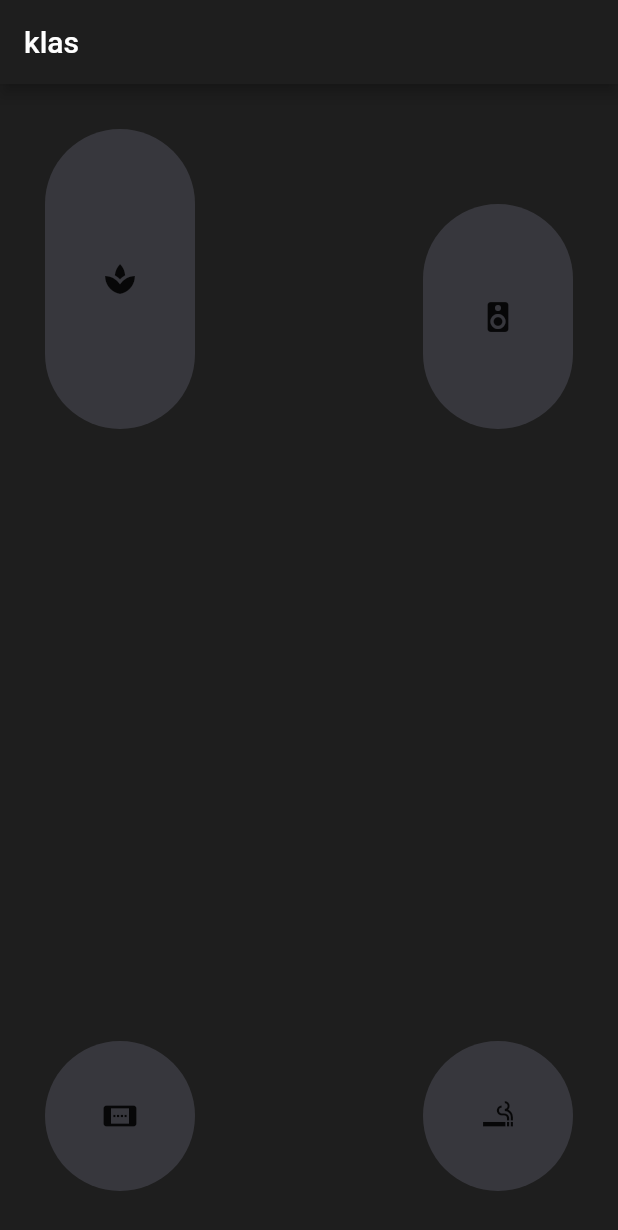
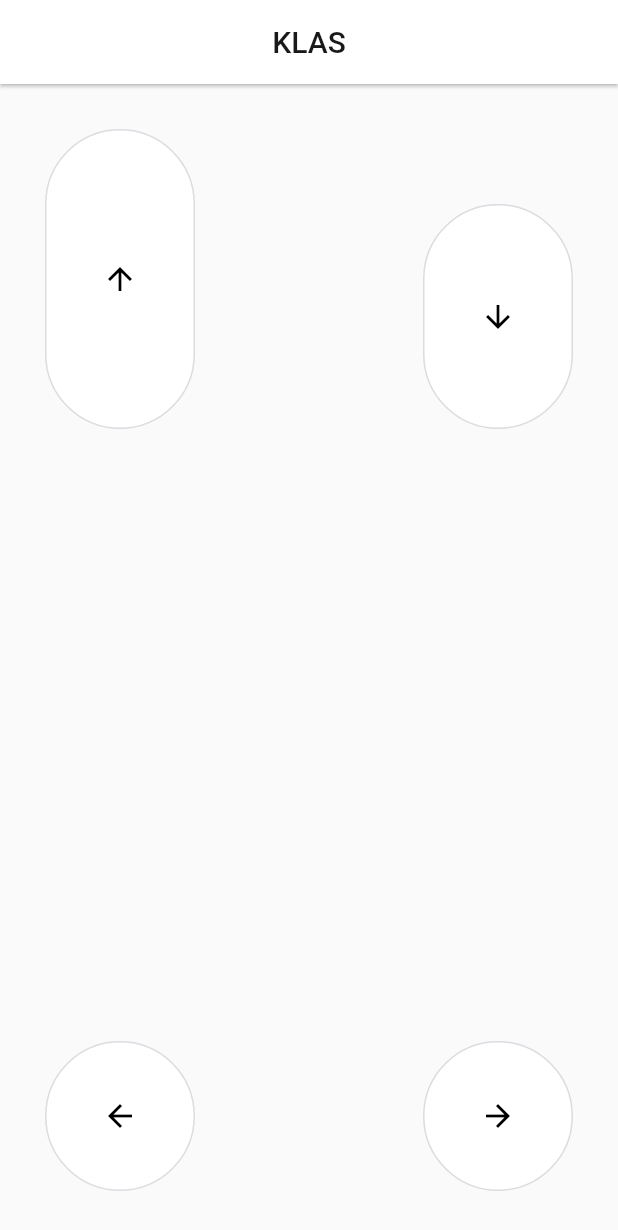
Before and after one commit to mebn/klasApp, a Flutter app: the screen it shows after launch, on a phone screen of 412 x 824 dp. Shown: the top 1230 px of the screen. Run offline on Flutter 3.47's test engine with Material 2 defaults, Android fonts, the phone set to English and light mode, and no system bars; missing offline and left inert: flutter_socket_io.

Commit message:
redesign to everything

```diff
--- a/lib/AwesomeButton.dart
+++ b/lib/components/AwesomeButton.dart
@@ -1,5 +1,5 @@
 import 'package:flutter/material.dart';
-import 'globals.dart' as globals;
+import '../globals.dart' as globals;
 
 class AwesomeButton extends StatefulWidget {
   // props
@@ -23,14 +23,14 @@ class AwesomeButton extends StatefulWidget {
 }
 
 class _AwesomeButtonState extends State<AwesomeButton> {
-  Color color = Color(0xFF37373d);
+  Color color = Colors.white;
   _hold(){
     setState(() {
       if(widget.direction == 'forward'){ globals.forward = true; }
       if(widget.direction == 'backward'){ globals.backward = true; }
       if(widget.direction == 'left'){ globals.left = true; }
       if(widget.direction == 'right'){ globals.right = true; }
-      color = Color(0xFF252526);
+      color = Color(0xFFdadce0);
     });
   }
 
@@ -40,25 +40,28 @@ class _AwesomeButtonState extends State<AwesomeButton> {
       if(widget.direction == 'backward'){ globals.backward = false; }
       if(widget.direction == 'left'){ globals.left = false; }
       if(widget.direction == 'right'){ globals.right = false; }
-      color = Color(0xFF37373d);
+      color = Colors.white;
     });
   }
-
   @override
   Widget build(BuildContext context) {
-    return new GestureDetector(
+    return GestureDetector(
       onTapDown: (_) => _hold(),
       onTapUp: (_) => _release(),
       onTapCancel: () => _release(),
-      child: new Container(
-        decoration: new BoxDecoration(
+      child: Container(
+        decoration: BoxDecoration(
           color: color,
           borderRadius: BorderRadius.all(Radius.circular(50.0)),
+          border: Border.all(
+            color: Color(0xFFdadce0),
+            width: 1.0
+          )
         ),
         margin: widget.position,
         width: widget.width,
         height: widget.height,
-        child: new Center(
+        child: Center(
           child: widget.icon,
         ),
       ),
--- a/lib/landscapeOrientation.dart
+++ b/lib/components/landscapeOrientation.dart
@@ -4,21 +4,21 @@ import 'AwesomeButton.dart';
 class LandscapeOrientation extends StatelessWidget {
   @override
   Widget build(BuildContext context) {
-    return new Column(
+    return Column(
       mainAxisAlignment: MainAxisAlignment.spaceBetween,
       children: <Widget>[
-        new Row(),
-        new Row(
+        Row(),
+        Row(
           mainAxisAlignment: MainAxisAlignment.spaceBetween,
           crossAxisAlignment: CrossAxisAlignment.end,
           children: <Widget>[
-            new Row(
+            Row(
               mainAxisAlignment: MainAxisAlignment.end,
               crossAxisAlignment: CrossAxisAlignment.end,
               children: <Widget>[
                 // forward
                 AwesomeButton(
-                  icon: new Icon(IconData(0xe5d8, fontFamily: 'MaterialIcons')),
+                  icon: Icon(Icons.arrow_upward, color: Colors.black),
                   width: 100.0,
                   height: 200.0,
                   position: EdgeInsets.only(bottom: 30.0, left: 30.0),
@@ -26,7 +26,7 @@ class LandscapeOrientation extends StatelessWidget {
                 ),
                 // backward
                 AwesomeButton(
-                  icon: new Icon(IconData(0xe5db, fontFamily: 'MaterialIcons')),
+                  icon: Icon(Icons.arrow_downward, color: Colors.black),
                   width: 100.0,
                   height: 150.0,
                   position: EdgeInsets.only(bottom: 30.0, left: 30.0),
@@ -34,13 +34,13 @@ class LandscapeOrientation extends StatelessWidget {
                 ),
               ],
             ),
-            new Row(
+            Row(
               mainAxisAlignment: MainAxisAlignment.end,
               crossAxisAlignment: CrossAxisAlignment.end,
               children: <Widget>[
                 // left
                 AwesomeButton(
-                  icon: new Icon(IconData(0xe5c4, fontFamily: 'MaterialIcons', matchTextDirection: true)),
+                  icon: Icon(Icons.arrow_back, color: Colors.black),
                   width: 100.0,
                   height: 100.0,
                   position: EdgeInsets.only(bottom: 30.0, right: 30.0),
@@ -48,7 +48,7 @@ class LandscapeOrientation extends StatelessWidget {
                 ),
                 // right
                 AwesomeButton(
-                  icon: new Icon(IconData(0xe5c8, fontFamily: 'MaterialIcons', matchTextDirection: true)),
+                  icon: Icon(Icons.arrow_forward, color: Colors.black),
                   width: 100.0,
                   height: 100.0,
                   position: EdgeInsets.only(bottom: 30.0, right: 30.0),
--- /dev/null
+++ b/lib/components/portraitOrientation.dart
@@ -0,0 +1,55 @@
+import 'package:flutter/material.dart';
+import 'AwesomeButton.dart';
+
+class PortraitOrientation extends StatelessWidget {
+  @override
+  Widget build(BuildContext context) {
+    return Column(
+      mainAxisAlignment: MainAxisAlignment.spaceBetween,
+      children: <Widget>[
+        Row(
+          mainAxisAlignment: MainAxisAlignment.spaceBetween,
+          children: <Widget>[
+            // forward
+            AwesomeButton(
+              icon: Icon(Icons.arrow_upward, color: Colors.black),
+              width: 100.0,
+              height: 200.0,
+              position: EdgeInsets.only(top: 30.0, left: 30.0),
+              direction: 'forward',
+            ),
+            // backward
+            AwesomeButton(
+              icon: Icon(Icons.arrow_downward, color: Colors.black),
+              width: 100.0,
+              height: 150.0,
+              position: EdgeInsets.only(top: 80.0, right: 30.0),
+              direction: 'backward',
+            ),
+          ],
+        ),
+        Row(
+          mainAxisAlignment: MainAxisAlignment.spaceBetween,
+          children: <Widget>[
+            // left
+            AwesomeButton(
+              icon: Icon(Icons.arrow_back, color: Colors.black),
+              width: 100.0,
+              height: 100.0,
+              position: EdgeInsets.only(bottom: 30.0, left: 30.0),
+              direction: 'left',
+            ),
+            // right
+            AwesomeButton(
+              icon: Icon(Icons.arrow_forward, color: Colors.black),
+              width: 100.0,
+              height: 100.0,
+              position: EdgeInsets.only(bottom: 30.0, right: 30.0),
+              direction: 'right',
+            ),
+          ],
+        ),
+      ],
+    );
+  }
+}
--- a/lib/globals.dart
+++ b/lib/globals.dart
@@ -1,4 +1,8 @@
+import 'package:flutter/material.dart';
+
 bool forward = false;
 bool backward = false;
 bool left = false;
 bool right = false;
+
+Color black = Color(0xFF191919);
--- a/lib/main.dart
+++ b/lib/main.dart
@@ -1,47 +1,17 @@
 import 'package:flutter/material.dart';
-import './portraitOrientation.dart';
-import './landscapeOrientation.dart';
-import './serverSetup.dart' as serverSetup;
+import './screens/controllScreen.dart';
 
-void main() => runApp(new MyApp());
+void main() => runApp(MyApp());
 
 class MyApp extends StatelessWidget {
   @override
   Widget build(BuildContext context) {
-    return new MaterialApp(
-      title: 'klas',
-      theme: new ThemeData(
+    return MaterialApp(
+      title: 'controller',
+      theme: ThemeData(
         primarySwatch: Colors.blue,
       ),
-      home: new MyHomePage(),
+      home: ControllScreen(),
     );
   }
 }
-
-class MyHomePage extends StatefulWidget {
-  @override
-  MyHomePageState createState() => new MyHomePageState();
-}
-
-class MyHomePageState extends State<MyHomePage> {
-  bool isC = false;
-  MyHomePageState(){
-    serverSetup.serverSetup();
-  }
-
-  @override
-  Widget build(BuildContext context) {
-    return new Scaffold(
-      backgroundColor: Color(0xFF1e1e1e),
-      appBar: new AppBar(
-        title: new Text('klas'),
-        backgroundColor: Color(0xFF1e1e1e),
-      ),
-      body: OrientationBuilder(
-        builder: (context, orientation) {
-            return orientation == Orientation.portrait ? PortraitOrientation() : LandscapeOrientation();
-        },
-      ),
-    );
-  }
-}
--- a/lib/portraitOrientation.dart
+++ /dev/null
@@ -1,55 +0,0 @@
-import 'package:flutter/material.dart';
-import 'AwesomeButton.dart';
-
-class PortraitOrientation extends StatelessWidget {
-  @override
-  Widget build(BuildContext context) {
-    return new Column(
-      mainAxisAlignment: MainAxisAlignment.spaceBetween,
-      children: <Widget>[
-        new Row(
-          mainAxisAlignment: MainAxisAlignment.spaceBetween,
-          children: <Widget>[
-            // forward
-            AwesomeButton(
-              icon: new Icon(IconData(0xe5d8, fontFamily: 'MaterialIcons')),
-                width: 100.0,
-                height: 200.0,
-                position: EdgeInsets.only(top: 30.0, left: 30.0),
-                direction: 'forward',
-            ),
-            // backward
-            AwesomeButton(
-              icon: new Icon(IconData(0xe5db, fontFamily: 'MaterialIcons')),
-                width: 100.0,
-                height: 150.0,
-                position: EdgeInsets.only(top: 80.0, right: 30.0),
-                direction: 'backward',
-            ),
-          ],
-        ),
-        new Row(
-          mainAxisAlignment: MainAxisAlignment.spaceBetween,
-          children: <Widget>[
-            // left
-            AwesomeButton(
-              icon: new Icon(IconData(0xe5c4, fontFamily: 'MaterialIcons', matchTextDirection: true)),
-                width: 100.0,
-                height: 100.0,
-                position: EdgeInsets.only(bottom: 30.0, left: 30.0),
-                direction: 'left',
-            ),
-            // right
-            AwesomeButton(
-              icon: new Icon(IconData(0xe5c8, fontFamily: 'MaterialIcons', matchTextDirection: true)),
-                width: 100.0,
-                height: 100.0,
-                position: EdgeInsets.only(bottom: 30.0, right: 30.0),
-                direction: 'right',
-            ),
-          ],
-        ),
-      ],
-    );
-  }
-}
--- /dev/null
+++ b/lib/screens/controllScreen.dart
@@ -0,0 +1,37 @@
+import 'package:flutter/material.dart';
+import 'package:flutter/services.dart';
+
+import '../components/portraitOrientation.dart';
+import '../components/landscapeOrientation.dart';
+import '../serverSetup.dart' as serverSetup;
+import '../globals.dart' as globals;
+
+class ControllScreen extends StatefulWidget {
+  ControllScreen({Key key}) : super(key: key);
+  @override
+  _ControllScreenState createState() => _ControllScreenState();
+}
+
+class _ControllScreenState extends State<ControllScreen> {
+  @override
+  Widget build(BuildContext context) {
+    SystemChrome.setSystemUIOverlayStyle(SystemUiOverlayStyle.dark.copyWith(
+      statusBarColor: Colors.white,
+    ));
+    serverSetup.connectToServer();
+    return Scaffold(
+      appBar: AppBar(
+        title: Text("KLAS", style: TextStyle(color: globals.black)),
+        backgroundColor: Colors.white,
+        centerTitle: true,
+        brightness: Brightness.light,
+        elevation: 1.0,
+      ),
+      body: OrientationBuilder(
+        builder: (context, orientation) {
+            return orientation == Orientation.portrait ? PortraitOrientation() : LandscapeOrientation();
+        },
+      ),
+    );
+  }
+}
--- a/lib/serverSetup.dart
+++ b/lib/serverSetup.dart
@@ -3,7 +3,7 @@ import 'package:flutter_socket_io/socket_io_manager.dart';
 import './globals.dart' as globals;
 import 'dart:async';
 
-void serverSetup() {
+void connectToServer() {
   SocketIO socketIO;
   String moveFlutter;
   // server connection
```
Also changed, not shown: 1 other file.
